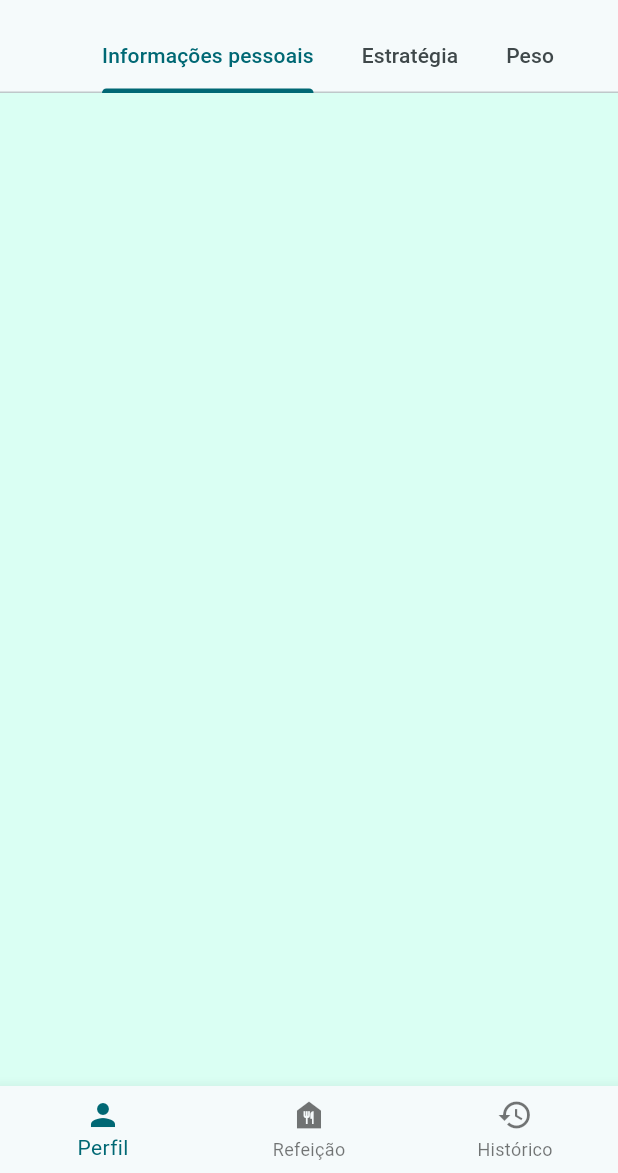
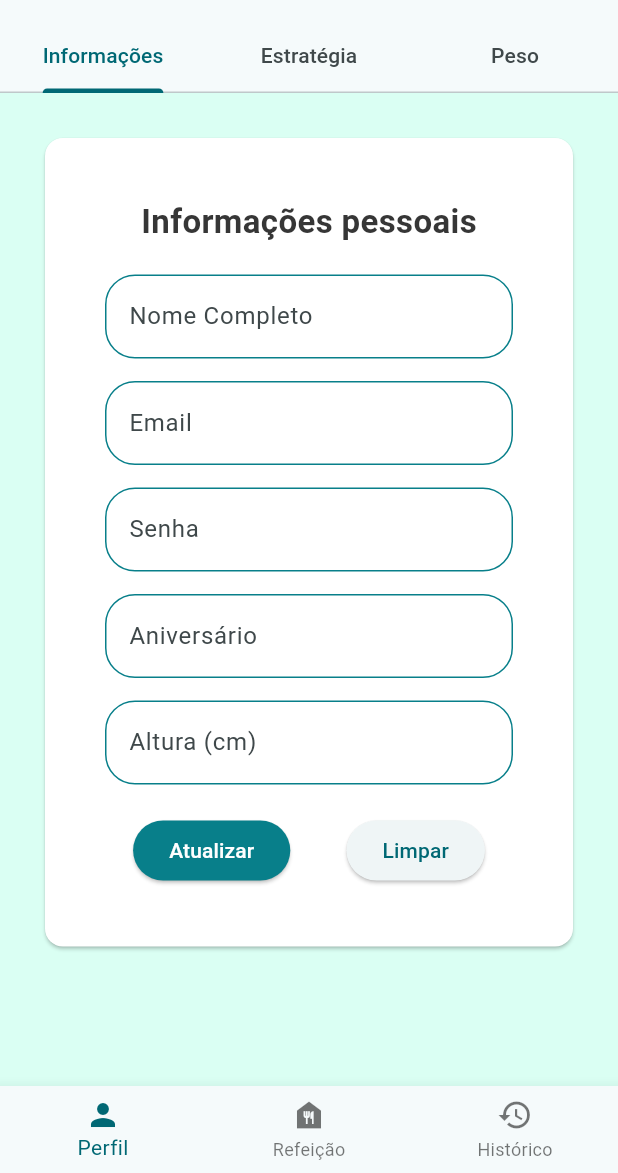
Before and after one commit to Arodrigow/ppeso_mobile, a Flutter app: the ProfilePage screen opened by its route, on a phone screen of 412 x 824 dp, the part 63-1236 px from its top. Run offline on Flutter 3.47's test engine with Material 3 defaults, Android fonts, the light colour scheme and no system bars; our stand-ins replace flutter_svg, go_router; statements that could not run were skipped.

Commit message:
Added basic info tab structure

```diff
--- a/lib/features/profile/widgets/info_tab.dart
+++ b/lib/features/profile/widgets/info_tab.dart
@@ -1,20 +1,129 @@
 import 'package:flutter/material.dart';
 import 'package:ppeso_mobile/core/styles.dart';
+import 'package:ppeso_mobile/shared/content.dart';
 
-class InfoTab extends StatelessWidget {
+class InfoTab extends StatefulWidget {
   const InfoTab({super.key});
+
+  @override
+  State<InfoTab> createState() => _InfoTabState();
+}
+
+class _InfoTabState extends State<InfoTab> {
+  final TextEditingController _controller = TextEditingController();
+
+  Future<void> _selectDate() async {
+    final DateTime? picked = await showDatePicker(
+      context: context,
+      initialDate: DateTime.now(),
+      firstDate: DateTime(1900),
+      lastDate: DateTime(2100),
+    );
+
+    if (picked != null) {
+      _controller.text = "${picked.day}/${picked.month}/${picked.year}";
+    }
+  }
 
   @override
   Widget build(BuildContext context) {
     return Scaffold(
       backgroundColor: AppColors.appBackground,
       body: Center(
-        child: ConstrainedBox(
-          constraints: const BoxConstraints(maxWidth: 500),
-          child: Column(
-            mainAxisAlignment: MainAxisAlignment.center,
-            children: [],
-          ),
+        child: ListView(
+          children: [
+            ConstrainedBox(
+              constraints: const BoxConstraints(maxWidth: 600),
+              child: Column(
+                mainAxisAlignment: MainAxisAlignment.center,
+                children: [
+                  Card(
+                    margin: const EdgeInsets.all(30),
+                    color: AppColors.widgetBackground,
+                    child: Padding(
+                      padding: const EdgeInsets.all(40.0),
+                      child: Column(
+                        mainAxisSize: MainAxisSize.min,
+                        children: [
+                          Text(
+                            ProfilePageText.profileTile,
+                            style: AppTextStyles.title,
+                          ),
+                          const SizedBox(height: 20),
+                          //Nome Field
+                          TextFormField(
+                            decoration: InputDecoration(
+                              labelText: UserTextFields.name,
+                              enabledBorder: TextInputStyles.enabledDefault,
+                              focusedBorder: TextInputStyles.focusDefault,
+                            ),
+                          ),
+                          const SizedBox(height: 15),
+                          //Email Field
+                          TextFormField(
+                            decoration: InputDecoration(
+                              labelText: UserTextFields.email,
+                              enabledBorder: TextInputStyles.enabledDefault,
+                              focusedBorder: TextInputStyles.focusDefault,
+                            ),
+                          ),
+                          const SizedBox(height: 15),
+                          //Password Field
+                          TextFormField(
+                            obscureText: true,
+                            decoration: InputDecoration(
+                              labelText: UserTextFields.password,
+                              enabledBorder: TextInputStyles.enabledDefault,
+                              focusedBorder: TextInputStyles.focusDefault,
+                            ),
+                          ),
+                          const SizedBox(height: 15),
+                          //Birthday Field
+                          TextFormField(
+                            readOnly: true,
+                            controller: _controller,
+                            decoration: InputDecoration(
+                              labelText: UserTextFields.birthday,
+                              enabledBorder: TextInputStyles.enabledDefault,
+                              focusedBorder: TextInputStyles.focusDefault,
+                            ),
+                            onTap: _selectDate,
+                          ),
+                          const SizedBox(height: 15),
+                          //Height Field
+                          TextFormField(
+                            keyboardType: TextInputType.number,
+                            decoration: InputDecoration(
+                              labelText: UserTextFields.height,
+                              enabledBorder: TextInputStyles.enabledDefault,
+                              focusedBorder: TextInputStyles.focusDefault,
+                            ),
+                          ),
+                          const SizedBox(height: 20),
+                          Row(
+                            mainAxisAlignment: MainAxisAlignment.spaceAround,
+                            children: [
+                              ElevatedButton(
+                                onPressed: () {},
+                                style: ButtonStyles.defaultAcceptButton,
+                                child: const Text(ProfilePageText.updateButton),
+                              ),
+                              ElevatedButton(
+                                onPressed: () {
+                                  // Handle login logic here
+                                },
+                                child: const Text(ProfilePageText.clearButton),
+                              ),
+                            ],
+                          ),
+                        ],
+                      ),
+                    ),
+                  ),
+                ],
+              ),
+            ),
+          ],
         ),
       ),
     );
--- a/lib/features/profile/widgets/profile_page.dart
+++ b/lib/features/profile/widgets/profile_page.dart
@@ -10,13 +10,15 @@ class ProfilePage extends StatelessWidget {
 
   @override
   Widget build(BuildContext context) {
-    return DefaultTabController(
+    return
+    DefaultTabController(
       length: 3,
       child: Scaffold(
         appBar: AppBar(
           title: Text("PPeso", style: AppTextStyles.title,),
-          bottom: const TabBar(
-            isScrollable: true,
+          bottom:
+          const TabBar(
+            // isScrollable: true,
             tabs: [
               Tab(text: ProfilePageText.info),
               Tab(text: ProfilePageText.health),
--- a/lib/shared/content.dart
+++ b/lib/shared/content.dart
@@ -1,13 +1,22 @@
 class LoginText {
-  static const email = 'Email';
-  static const password = 'Senha';
   static const register = 'Não possui registo? ';
   static const registerButton = 'Registrar';
   static const loginButton = 'Entrar';
 }
 
 class ProfilePageText {
-  static const info = "Informações pessoais";
+  static const info = "Informações";
   static const health = "Estratégia";
   static const weight = "Peso";
+  static const profileTile = "Informações pessoais";
+  static const updateButton = 'Atualizar';
+  static const clearButton = 'Limpar';
 }
+
+class UserTextFields {
+  static const name = 'Nome Completo';
+  static const email = 'Email';
+  static const password = 'Senha';
+  static const birthday = "Aniversário";
+  static const height = "Altura (cm)";
+}
```
